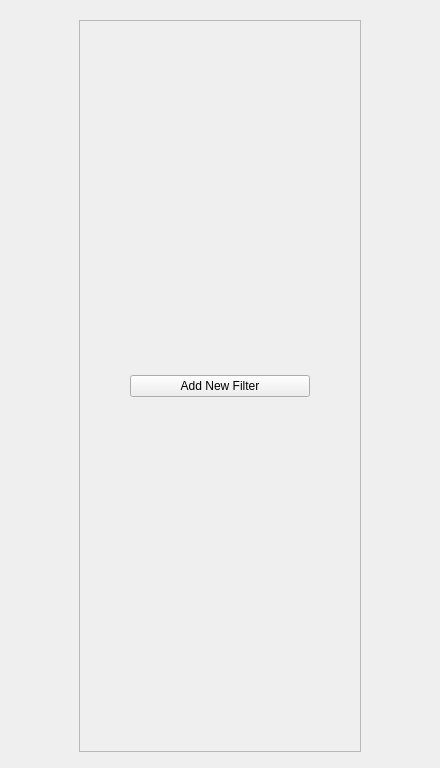
This is ui_files/filter_widget.ui in abeshahsan/Photo-Wizard as Qt 5 draws it before an edit. The edited form follows.
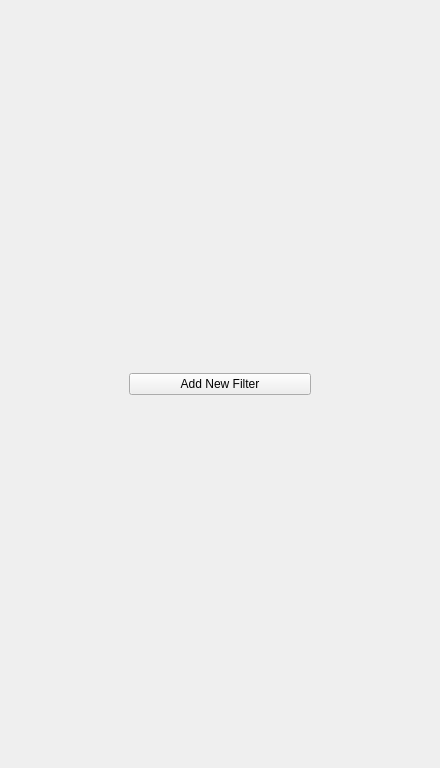
This is the edited form.

Commit message: working on filters again

The edit to the form file:
```diff
--- a/ui_files/filter_widget.ui
+++ b/ui_files/filter_widget.ui
@@ -11,7 +11,7 @@
    </rect>
   </property>
   <property name="sizePolicy">
-   <sizepolicy hsizetype="Preferred" vsizetype="Preferred">
+   <sizepolicy hsizetype="Preferred" vsizetype="Expanding">
     <horstretch>0</horstretch>
     <verstretch>0</verstretch>
    </sizepolicy>
@@ -44,15 +44,15 @@
    <item row="0" column="0">
     <widget class="QWidget" name="main_widget" native="true">
      <property name="sizePolicy">
-      <sizepolicy hsizetype="Fixed" vsizetype="Fixed">
+      <sizepolicy hsizetype="Fixed" vsizetype="Expanding">
        <horstretch>0</horstretch>
        <verstretch>0</verstretch>
       </sizepolicy>
      </property>
      <property name="minimumSize">
       <size>
-       <width>300</width>
-       <height>750</height>
+       <width>0</width>
+       <height>0</height>
       </size>
      </property>
      <property name="maximumSize">
@@ -79,6 +79,15 @@
           <verstretch>0</verstretch>
          </sizepolicy>
         </property>
+        <property name="frameShape">
+         <enum>QFrame::NoFrame</enum>
+        </property>
+        <property name="horizontalScrollBarPolicy">
+         <enum>Qt::ScrollBarAlwaysOff</enum>
+        </property>
+        <property name="sizeAdjustPolicy">
+         <enum>QAbstractScrollArea::AdjustToContents</enum>
+        </property>
         <property name="widgetResizable">
          <bool>true</bool>
         </property>
@@ -90,12 +99,12 @@
           <rect>
            <x>0</x>
            <y>0</y>
-           <width>280</width>
-           <height>726</height>
+           <width>282</width>
+           <height>724</height>
           </rect>
          </property>
          <property name="sizePolicy">
-          <sizepolicy hsizetype="Preferred" vsizetype="Expanding">
+          <sizepolicy hsizetype="Expanding" vsizetype="Expanding">
            <horstretch>0</horstretch>
            <verstretch>0</verstretch>
           </sizepolicy>
```
The commit also changes 3 other files.
